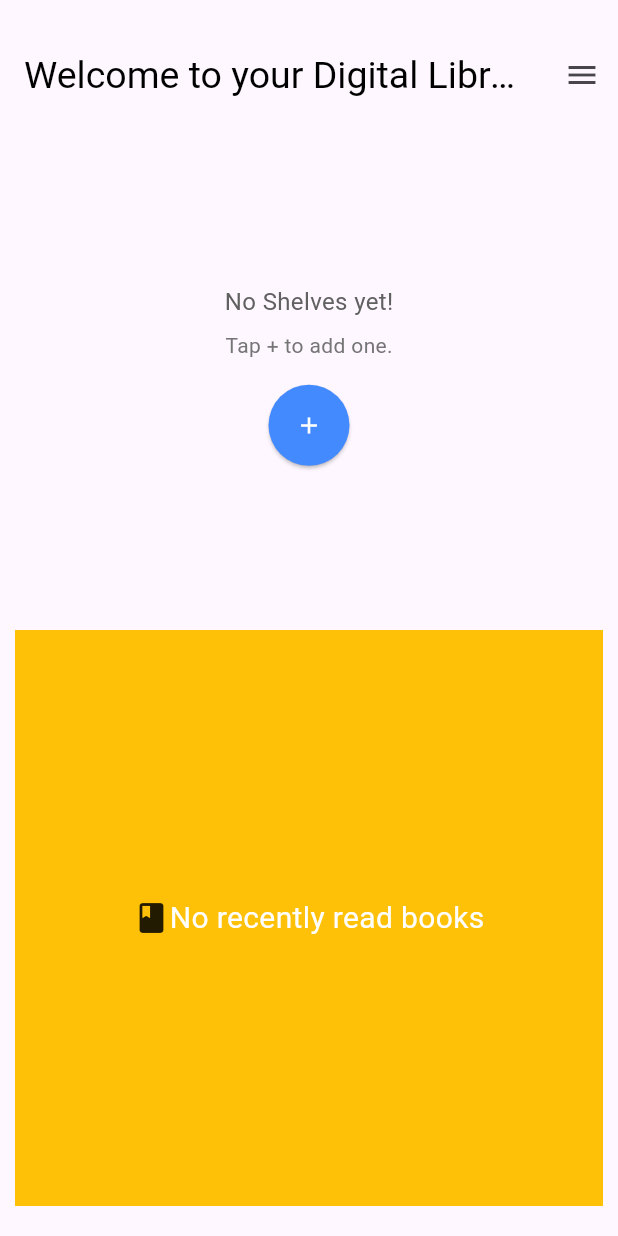
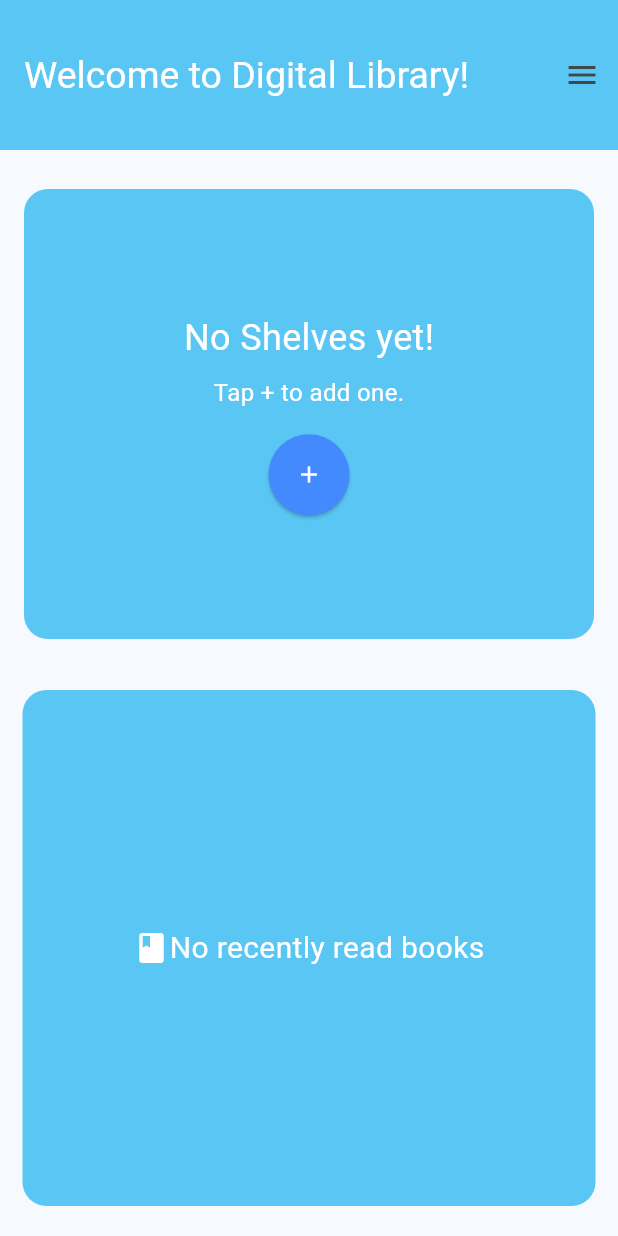
Before and after one commit to MiniProject25/digital_library, a Flutter app: the screen it shows after launch, on a phone screen of 412 x 824 dp. Run offline on Flutter 3.47's test engine with Material 3 defaults, Android fonts, the phone set to English and light mode, and no system bars; our stand-ins replace file_picker, sqflite; missing offline and left inert: syncfusion_flutter_pdfviewer; accounts and stored records are empty; Roboto replaces fonts that are missing (Lucida).

Commit message:
Updates: Fixing the ass UI (with W rizz)

```diff
--- a/lib/main.dart
+++ b/lib/main.dart
@@ -16,9 +16,29 @@ class MyApp extends StatelessWidget {
   @override
   Widget build(BuildContext context) {
     return MaterialApp(
-      theme: ThemeData.light(),
-      darkTheme: ThemeData.dark(),
-      themeMode: ThemeMode.light,
+      theme: ThemeData(
+        colorScheme: ColorScheme.fromSeed(
+          seedColor: Color.fromRGBO(90, 198, 244, 1),
+          brightness: Brightness.light,
+        ),
+        textTheme: TextTheme(
+          displayLarge: TextStyle(color: Colors.white),
+          displayMedium: TextStyle(color: Colors.white),
+          displaySmall: TextStyle(color: Colors.white),
+          headlineLarge: TextStyle(color: Colors.white),
+          headlineMedium: TextStyle(color: Colors.white),
+          headlineSmall: TextStyle(color: Colors.white),
+          bodyLarge: TextStyle(color: Colors.white70),
+          bodyMedium: TextStyle(color: Colors.white70),
+          bodySmall: TextStyle(color: Colors.white70),
+          titleLarge: TextStyle(color: Colors.white),
+          titleMedium: TextStyle(color: Colors.white),
+          titleSmall: TextStyle(color: Colors.white),
+          labelLarge: TextStyle(color: Colors.white),
+          labelMedium: TextStyle(color: Colors.white),
+          labelSmall: TextStyle(color: Colors.white),
+        ),
+      ),
       debugShowCheckedModeBanner: false,
       navigatorObservers: [routeObserver],
 
--- a/lib/screens/homeScreen.dart
+++ b/lib/screens/homeScreen.dart
@@ -100,14 +100,15 @@ class _homeScreenState extends State<homeScreen> with RouteAware {
     return Scaffold(
       /// App bar with a welcoming message
       appBar: AppBar(
-        title: Text("Welcome to your Digital Library!"),
-        backgroundColor: Color.fromARGB(0, 255, 16, 240),
+        title: Text("Welcome to Digital Library!"),
+        backgroundColor: Color.fromRGBO(90, 198, 244, 1),
         titleTextStyle: TextStyle(
-            color: const Color.fromARGB(255, 0, 0, 0),
+            color: const Color.fromARGB(255, 255, 255, 255),
             fontSize: 25,
             fontFamily: 'Lucida',
-            overflow: TextOverflow.ellipsis),
-        centerTitle: true,
+            overflow: TextOverflow.ellipsis,
+            backgroundColor: Color.fromRGBO(90, 198, 244, 1)),
+        centerTitle: false,
         toolbarHeight: 100,
       ),
 
@@ -140,7 +141,14 @@ class _homeScreenState extends State<homeScreen> with RouteAware {
       body: Column(
         children: [
           /// Horizontal list of shelves or message to create a shelf
-          SizedBox(
+          Padding(
+            padding: EdgeInsets.symmetric(horizontal: 16.0, vertical: 26),
+            child: Container(
+              decoration: BoxDecoration(
+                color: Color.fromRGBO(90, 198, 244, 1),
+                borderRadius: BorderRadius.circular(16.0),
+              ),
+              width: double.infinity,
               height: 300,
               child: shelves.isEmpty
                   ? Column(
@@ -149,16 +157,16 @@ class _homeScreenState extends State<homeScreen> with RouteAware {
                         Text(
                           "No Shelves yet!",
                           style: TextStyle(
-                          fontSize: 16,
-                          color: Colors.grey[700],
+                            fontSize: 24,
+                            color: Colors.white,
                           ),
                         ),
                         SizedBox(height: 8),
                         Text(
                           "Tap + to add one.",
                           style: TextStyle(
-                          fontSize: 14,
-                          color: Colors.grey[600],
+                            fontSize: 16,
+                            color: Colors.white,
                           ),
                         ),
                         SizedBox(height: 16),
@@ -227,15 +235,19 @@ class _homeScreenState extends State<homeScreen> with RouteAware {
                       },
                     ),
             ),
+          ),
 
-          const SizedBox(height: 20),
+          const SizedBox(height: 8),
 
           /// Vertical list of recently read books
           Expanded(
             child: Container(
+              decoration: BoxDecoration(
+                borderRadius: BorderRadius.circular(16.0),
+                color: Color.fromRGBO(90, 198, 244, 1),
+              ),
               width: MediaQuery.of(context).size.width,
-              color: Colors.amber,
-              margin: EdgeInsets.only(bottom: 20, left: 10, right: 10),
+              margin: EdgeInsets.only(bottom: 20, left: 15, right: 15),
               padding: EdgeInsets.symmetric(vertical: 10, horizontal: 10),
 
               /// Display message if list is empty
@@ -244,7 +256,7 @@ class _homeScreenState extends State<homeScreen> with RouteAware {
                       child: Row(
                       mainAxisAlignment: MainAxisAlignment.center,
                       children: [
-                        Icon(Icons.book),
+                        Icon(Icons.book, color: Colors.white,),
                         Text(
                           "No recently read books",
                           style: TextStyle(color: Colors.white, fontSize: 20),
```
Lines whose indentation alone changed are shown as unchanged.
